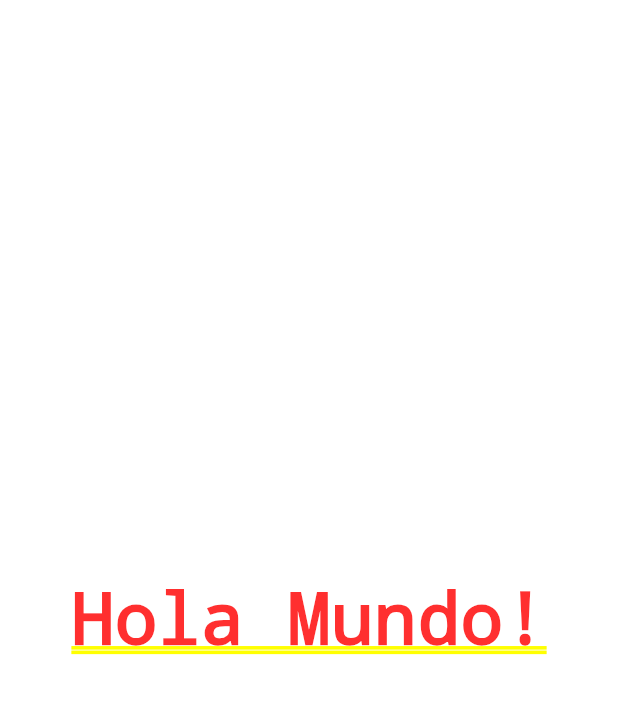
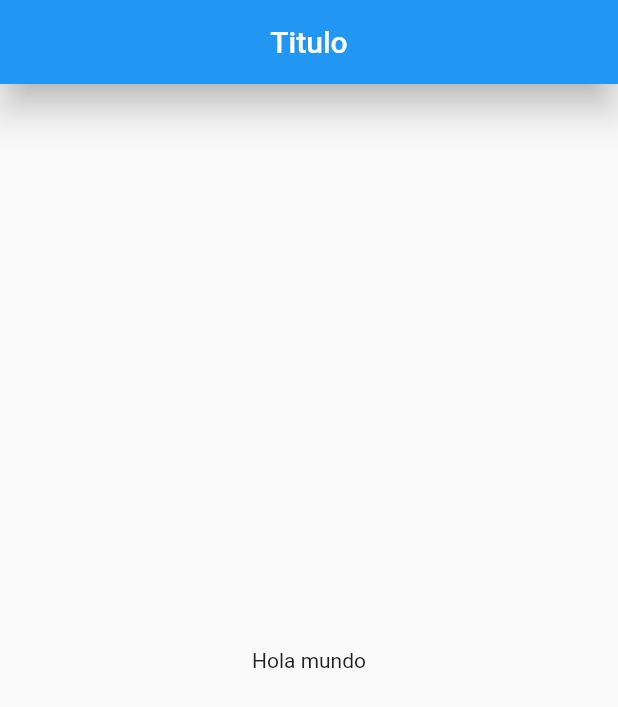
Before and after one commit to HSuHer/ContadorFlutter, a Flutter app: the screen it shows after launch, on a phone screen of 412 x 824 dp. Shown: the top 707 px of the screen. Run offline on Flutter 3.47's test engine with Material 2 defaults, Android fonts, the phone set to English and light mode, and no system bars.

Commit message:
*Creacion de paquete paginas *Creado de pagina home *Añadido de Scaffold en pantalla principal

```diff
--- a/lib/src/app.dart
+++ b/lib/src/app.dart
@@ -1,3 +1,6 @@
+import 'package:contador/src/pages/home_page.dart';
+
+//Clases propias importadas
 import 'package:flutter/material.dart';
 
 class MyApp extends StatelessWidget{
@@ -6,7 +9,7 @@ class MyApp extends StatelessWidget{
   Widget build(context){
     return MaterialApp(
       home: Center(
-          child: Text("Hola Mundo!")
+          child: HomePage(),
       ),
     );
   }
--- /dev/null
+++ b/lib/src/pages/home_page.dart
@@ -0,0 +1,21 @@
+import 'package:flutter/material.dart';
+
+class HomePage extends StatelessWidget{
+  @override
+  Widget build(BuildContext context) {
+    return Scaffold(
+      appBar: AppBar(
+        title: Text("Titulo"),
+        centerTitle: true,
+        elevation: 10.0,
+
+      ),
+      body: Center(
+        child: Text(
+          "Hola mundo"
+        ),
+      ),
+    );
+  }
+
+}
```
